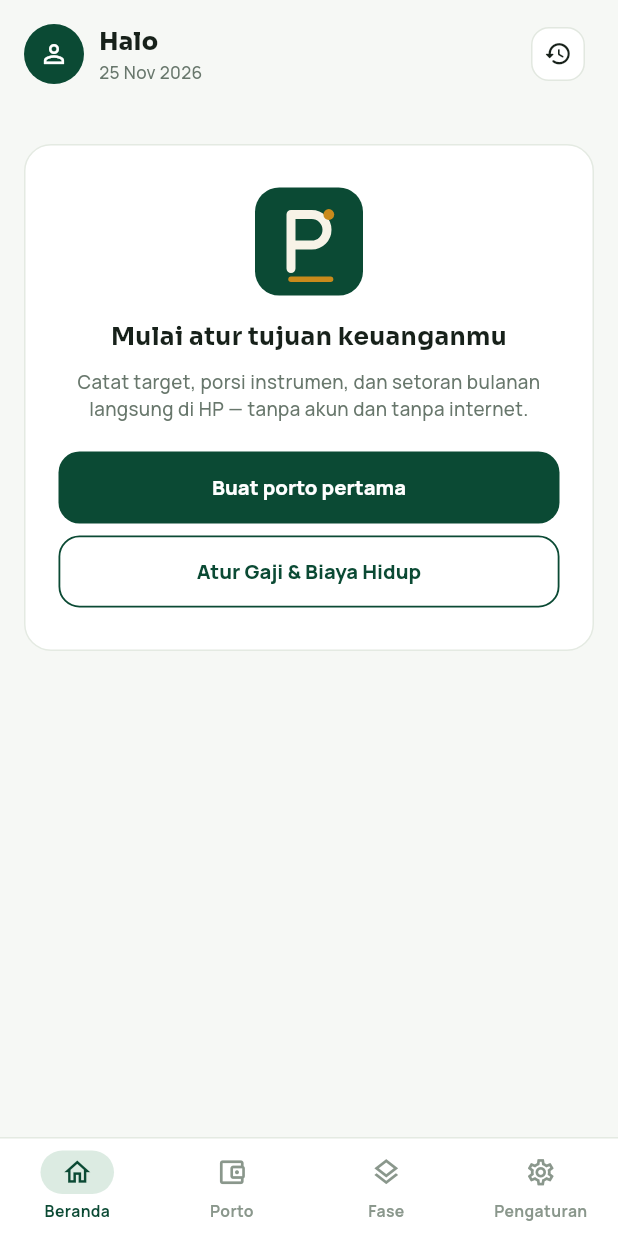
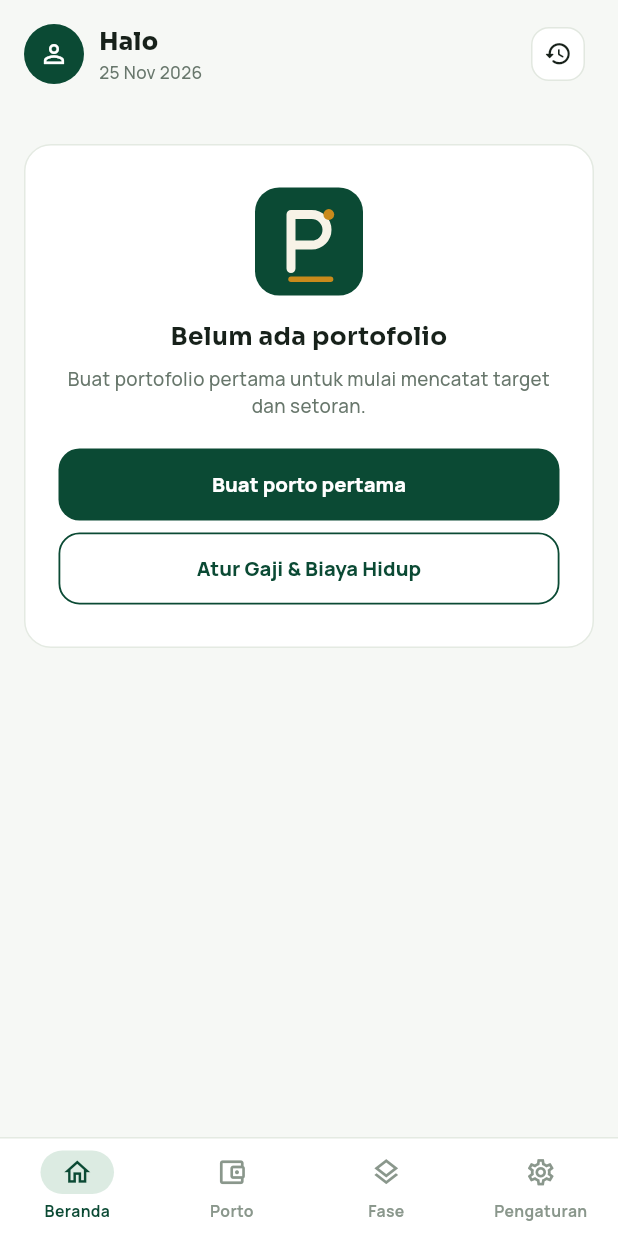
Before and after one commit to Dzakiamriz22/Planora, a Flutter app: the HomeScreen screen opened by its route, on a phone screen of 412 x 824 dp. Run offline on Flutter 3.47's test engine with Material 3 defaults, Android fonts, the phone set to English and light mode, and no system bars; our stand-ins replace drift, file_picker, fl_chart, flutter_riverpod, go_router, material_ui and 1 more; accounts and stored records are empty; generated files the repository leaves out were written again.

Commit message:
chore: perbarui screenshot v2.2, tambah edge case test lengkap, dan ringkas copy Beranda

```diff
--- a/lib/core/calc/planora_v22_calc.dart
+++ b/lib/core/calc/planora_v22_calc.dart
@@ -530,30 +530,30 @@ class PlanoraV22Calc {
   static String dailyQuote(DateTime date) => neutralQuotes[dailyQuoteIndex(date)];
 
   static const List<String> neutralQuotes = [
-    'Konsistensi setoran kecil setiap bulan sering mengalahkan rencana besar yang tertunda.',
-    'Mengetahui batas nabung bulanan membuat setiap tujuan terasa lebih realistis dan tenang.',
-    'Pisahkan dana darurat dari tujuan lain agar rencana jangka panjang tidak terganggu.',
-    'Angka target yang jelas membantu mengubah keinginan menjadi jadwal yang bisa diukur.',
-    'Tinjau alokasi secara berkala; prioritas hidup boleh berubah, rencana tinggal disesuaikan.',
-    'Setiap setoran yang tercatat adalah bukti progres nyata, sekecil apa pun nominalnya.',
-    'Menabung di awal bulan setelah menerima penghasilan mengurangi risiko dana terpakai.',
-    'Fokus pada hal yang bisa dikendalikan: disiplin menabung dan menjaga biaya hidup.',
-    'Tujuan besar seperti rumah atau kendaraan lebih ringan bila dipecah ke target DP dan biaya.',
-    'Memahami komposisi instrumen membantu menjaga keseimbangan antara likuiditas dan pertumbuhan.',
-    'Tidak ada rencana keuangan yang sempurna sejak hari pertama; yang penting mulai mencatat.',
-    'Perbandingan antara alokasi aktual dan target memberi sinyal kapan perlu menyeimbangkan setoran.',
-    'Menjaga pengeluaran tetap terukur memberi ruang lebih lega untuk semua tujuan sekaligus.',
-    'Catat setiap setoran segera setelah dilakukan agar riwayat dan proyeksi selalu akurat.',
-    'Fase alokasi memudahkan Anda menggeser fokus tanpa harus merombak semua tujuan.',
-    'Kenaikan penghasilan adalah momen tepat untuk menaikkan porsi tabungan, bukan hanya gaya hidup.',
-    'Dana yang mudah dicairkan cocok untuk kebutuhan dekat; tujuan panjang punya waktu lebih lega.',
-    'Evaluasi bulanan lima menit cukup untuk memastikan semua tujuan tetap berada di jalurnya.',
-    'Cadangkan data perencanaan secara berkala agar catatan finansial pribadi selalu aman.',
-    'Bandingkan progres hari ini dengan bulan lalu, bukan dengan perjalanan keuangan orang lain.',
-    'Target tanpa tenggat tetap berharga; kuncinya adalah rutinitas setoran yang terjaga.',
-    'Saat pengeluaran sedang tinggi, menurunkan setoran sementara lebih baik daripada berhenti total.',
-    'Kejelasan berapa sisa kebutuhan membuat keputusan belanja besar jadi lebih bijak.',
-    'Perencanaan keuangan yang baik adalah rencana yang cukup sederhana untuk dijalankan setiap bulan.',
+    'Setoran rutin yang kecil lebih efektif daripada rencana besar yang tidak jalan.',
+    'Tahu batas nabung bulanan membuat pembagian tujuan lebih masuk akal.',
+    'Pisahkan dana darurat supaya tujuan lain tidak terganggu saat ada kebutuhan mendadak.',
+    'Target yang jelas memudahkan kamu mengukur seberapa dekat tujuanmu.',
+    'Prioritas boleh berubah; cukup sesuaikan fase alokasi tanpa rombak semua porto.',
+    'Catat setiap setoran supaya progres dan estimasi waktu tetap akurat.',
+    'Sisihkan tabungan di awal bulan agar tidak terpakai untuk belanja impulsif.',
+    'Jaga biaya hidup tetap terkendali supaya ruang nabung lebih lega.',
+    'Untuk pembelian besar, fokuskan target awal ke DP dan biaya transaksi.',
+    'Cek perbandingan alokasi aktual dan target untuk tahu instrumen mana yang perlu ditambah.',
+    'Mulai dari nominal yang sanggup kamu jalankan setiap bulan.',
+    'Evaluasi lima menit tiap akhir bulan cukup untuk menjaga semua tujuan tetap sesuai jalur.',
+    'Cadangkan data ke file JSON secara berkala agar catatanmu aman.',
+    'Bandingkan progres bulan ini dengan bulan lalu, bukan dengan orang lain.',
+    'Kenaikan gaji adalah waktu yang tepat untuk menaikkan porsi tabungan.',
+    'Dana kebutuhan dekat lebih aman di instrumen yang mudah dicairkan.',
+    'Kalau pengeluaran bulan ini tinggi, kurangi setoran sementara daripada berhenti total.',
+    'Melihat sisa kebutuhan dengan jelas membantu mengambil keputusan belanja lebih bijak.',
+    'Tujuan tanpa tenggat tetap berjalan selama setoran rutinnya terjaga.',
+    'Satu sistem sederhana yang dipakai rutin lebih berguna daripada rencana rumit yang ditinggalkan.',
+    'Beri nama tujuan secara spesifik agar lebih mudah menjaga fokus menabung.',
+    'Periksa rincian instrumen sebelum menambah setoran baru.',
+    'Disiplin mencatat adalah langkah paling mudah untuk memahami arus tabungan sendiri.',
+    'Rencana keuangan yang baik selalu bisa menyesuaikan perubahan kondisi hidup.',
   ];
 
   static List<DashboardInsight> generateInsights({
@@ -674,8 +674,7 @@ class PlanoraV22Calc {
         DashboardInsight(
           kind: DashboardInsightKind.streak,
           title: 'Streak $streakMonths bulan',
-          message:
-              '$streakMonths bulan berturut-turut menabung. Konsistensi mengalahkan nominal.',
+          message: 'Sudah $streakMonths bulan berturut-turut mencatat setoran.',
         ),
       );
     }
--- a/lib/features/home/home_screen.dart
+++ b/lib/features/home/home_screen.dart
@@ -121,7 +121,7 @@ class _HomeScreenState extends ConsumerState<HomeScreen> {
                     const PlanoraLogo(size: 72),
                     const SizedBox(height: 16),
                     Text(
-                      'Mulai atur tujuan keuanganmu',
+                      'Belum ada portofolio',
                       textAlign: TextAlign.center,
                       style: AppTheme.sora(
                         size: 16.5,
@@ -129,9 +129,9 @@ class _HomeScreenState extends ConsumerState<HomeScreen> {
                         color: cs.onSurface,
                       ),
                     ),
-                    const SizedBox(height: 8),
+                    const SizedBox(height: 6),
                     Text(
-                      'Catat target, porsi instrumen, dan setoran bulanan langsung di HP — tanpa akun dan tanpa internet.',
+                      'Buat portofolio pertama untuk mulai mencatat target dan setoran.',
                       textAlign: TextAlign.center,
                       style: AppTheme.manrope(
                         size: 12.5,
@@ -195,6 +195,9 @@ class _HomeScreenState extends ConsumerState<HomeScreen> {
     final momPctText = dashboard.momDeltaPercent != null
         ? ' (${dashboard.momDeltaPercent! >= 0 ? '+' : ''}${PlanoraV22Calc.formatPercent(dashboard.momDeltaPercent!)})'
         : '';
+    final momSummary = dashboard.momDeltaAmount == 0
+        ? 'Sama seperti bulan lalu'
+        : '$momText$momPctText vs bulan lalu';
 
     return Scaffold(
       body: SafeArea(
@@ -218,7 +221,7 @@ class _HomeScreenState extends ConsumerState<HomeScreen> {
               totalTarget: summary.totalTarget,
               combinedPct: summary.combinedProgressPct,
               thisMonthDeposit: dashboard.thisMonthDeposit,
-              momLabel: '$momText$momPctText vs bulan lalu',
+              momLabel: momSummary,
               instrumentSubtotals: sortedInstruments,
             ),
 
@@ -302,7 +305,7 @@ class _HomeScreenState extends ConsumerState<HomeScreen> {
                     children: [
                       Expanded(
                         child: Text(
-                          'Pengingat Bulan Ini',
+                          'Progres Bulan Ini',
                           style: AppTheme.manrope(
                             size: 13.5,
                             weight: FontWeight.w800,
@@ -321,15 +324,16 @@ class _HomeScreenState extends ConsumerState<HomeScreen> {
                     children: [
                       Expanded(
                         child: Text(
-                          dashboard.activePhaseName != null
-                              ? 'Fase aktif: ${dashboard.activePhaseName}'
-                              : 'Rencana bulanan aktif',
+                          dashboard.activePhaseName ?? 'Target setoran bulanan',
+                          maxLines: 1,
+                          overflow: TextOverflow.ellipsis,
                           style: AppTheme.manrope(
                             size: 12,
                             color: cs.onSurfaceVariant,
                           ),
                         ),
                       ),
+                      const SizedBox(width: 8),
                       Text(
                         '${AppFormatters.rupiah(dashboard.thisMonthDeposit)} / ${AppFormatters.rupiah(dashboard.activePhaseTotal)}',
                         style: AppTheme.manrope(
@@ -355,12 +359,12 @@ class _HomeScreenState extends ConsumerState<HomeScreen> {
                         : PlanoraColors.primary,
                     height: 7,
                   ),
-                  const SizedBox(height: 10),
+                  const SizedBox(height: 12),
                   Row(
                     children: [
                       Expanded(
                         child: Text(
-                          'Batas Nabung — ${AppFormatters.monthYear(_selectedMonth)}',
+                          'Batas Nabung',
                           style: AppTheme.manrope(
                             size: 12,
                             weight: FontWeight.w700,
```
Also changed, not shown: 8 other files.
